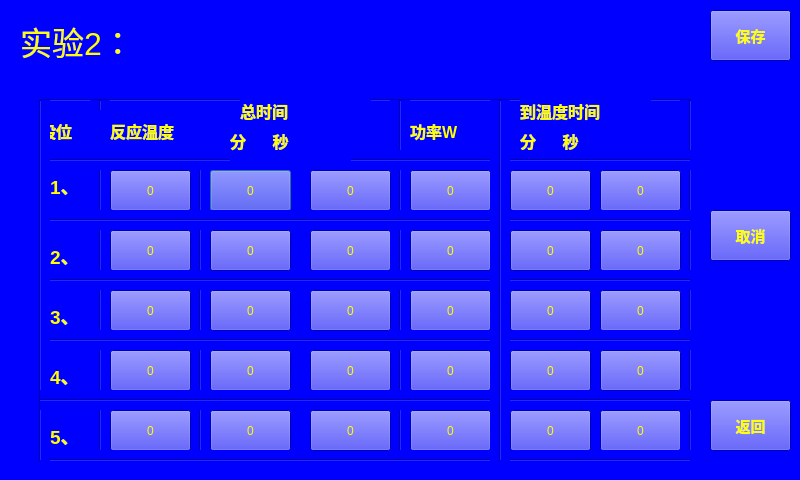
First picture: the form in setting_2.ui, repository wanghao-xznu/untitled2, before the edit.
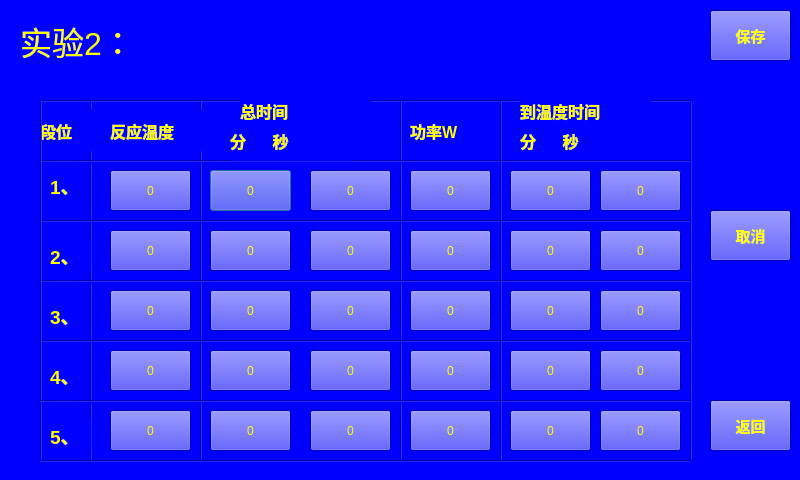
Second picture: the form after the edit.

The edit to the form file:
```diff
--- a/setting_2.ui
+++ b/setting_2.ui
@@ -20,9 +20,9 @@
   <widget class="Line" name="line_11">
    <property name="geometry">
     <rect>
-     <x>190</x>
+     <x>200</x>
      <y>100</y>
-     <width>20</width>
+     <width>2</width>
      <height>361</height>
     </rect>
    </property>
@@ -126,9 +126,9 @@
    <property name="geometry">
     <rect>
      <x>40</x>
-     <y>90</y>
+     <y>100</y>
      <width>651</width>
-     <height>20</height>
+     <height>2</height>
     </rect>
    </property>
    <property name="orientation">
@@ -178,9 +178,9 @@
   <widget class="Line" name="line_12">
    <property name="geometry">
     <rect>
-     <x>390</x>
+     <x>400</x>
      <y>100</y>
-     <width>20</width>
+     <width>2</width>
      <height>361</height>
     </rect>
    </property>
@@ -257,9 +257,9 @@
   <widget class="Line" name="line_9">
    <property name="geometry">
     <rect>
-     <x>680</x>
+     <x>690</x>
      <y>100</y>
-     <width>20</width>
+     <width>2</width>
      <height>361</height>
     </rect>
    </property>
@@ -336,7 +336,7 @@
     <rect>
      <x>90</x>
      <y>100</y>
-     <width>20</width>
+     <width>2</width>
      <height>361</height>
     </rect>
    </property>
@@ -530,9 +530,9 @@
    <property name="geometry">
     <rect>
      <x>40</x>
-     <y>330</y>
+     <y>340</y>
      <width>651</width>
-     <height>20</height>
+     <height>2</height>
     </rect>
    </property>
    <property name="orientation">
@@ -582,9 +582,9 @@
    <property name="geometry">
     <rect>
      <x>40</x>
-     <y>270</y>
+     <y>280</y>
      <width>651</width>
-     <height>20</height>
+     <height>2</height>
     </rect>
    </property>
    <property name="orientation">
@@ -595,9 +595,9 @@
    <property name="geometry">
     <rect>
      <x>40</x>
-     <y>210</y>
+     <y>220</y>
      <width>651</width>
-     <height>20</height>
+     <height>2</height>
     </rect>
    </property>
    <property name="orientation">
@@ -608,9 +608,9 @@
    <property name="geometry">
     <rect>
      <x>40</x>
-     <y>450</y>
+     <y>460</y>
      <width>651</width>
-     <height>20</height>
+     <height>2</height>
     </rect>
    </property>
    <property name="orientation">
@@ -621,9 +621,9 @@
    <property name="geometry">
     <rect>
      <x>40</x>
-     <y>150</y>
+     <y>160</y>
      <width>651</width>
-     <height>20</height>
+     <height>2</height>
     </rect>
    </property>
    <property name="orientation">
@@ -712,9 +712,9 @@
   <widget class="Line" name="line_3">
    <property name="geometry">
     <rect>
-     <x>30</x>
+     <x>40</x>
      <y>100</y>
-     <width>20</width>
+     <width>2</width>
      <height>361</height>
     </rect>
    </property>
@@ -792,9 +792,9 @@
    <property name="geometry">
     <rect>
      <x>40</x>
-     <y>390</y>
+     <y>400</y>
      <width>651</width>
-     <height>20</height>
+     <height>2</height>
     </rect>
    </property>
    <property name="orientation">
@@ -824,9 +824,9 @@
   <widget class="Line" name="line_13">
    <property name="geometry">
     <rect>
-     <x>490</x>
+     <x>500</x>
      <y>100</y>
-     <width>20</width>
+     <width>2</width>
      <height>361</height>
     </rect>
    </property>
```
